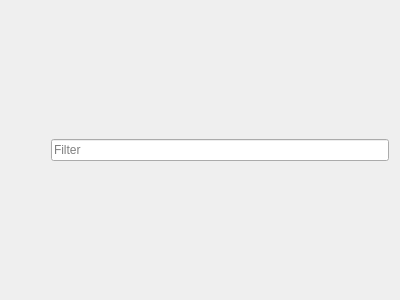
This is smallWidgets/FilterWidget.ui in Komet/MediaElch as Qt 5 draws it before an edit. The edited form follows.
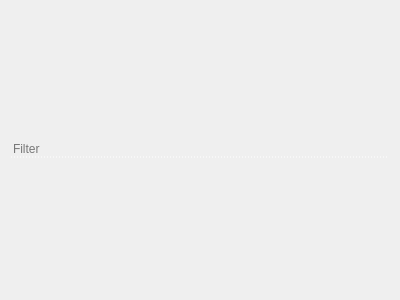
This is the edited form. Custom widgets are drawn as their Qt base class.

Commit message: New base layout (navbar, moviewidget)

Patch:
```diff
--- a/smallWidgets/FilterWidget.ui
+++ b/smallWidgets/FilterWidget.ui
@@ -10,43 +10,16 @@
     <height>300</height>
    </rect>
   </property>
-  <property name="sizePolicy">
-   <sizepolicy hsizetype="Expanding" vsizetype="Preferred">
-    <horstretch>0</horstretch>
-    <verstretch>0</verstretch>
-   </sizepolicy>
+  <property name="styleSheet">
+   <string notr="true">QLineEdit {
+	border: 0;
+	background-color: transparent;
+	border-bottom: 1px dotted #ffffff;
+}</string>
   </property>
-  <property name="windowTitle">
-   <string>Form</string>
-  </property>
-  <layout class="QHBoxLayout" name="horizontalLayout" stretch="0,1">
-   <item>
-    <spacer name="horizontalSpacer">
-     <property name="orientation">
-      <enum>Qt::Horizontal</enum>
-     </property>
-     <property name="sizeHint" stdset="0">
-      <size>
-       <width>40</width>
-       <height>20</height>
-      </size>
-     </property>
-    </spacer>
-   </item>
+  <layout class="QHBoxLayout" name="horizontalLayout" stretch="1">
    <item>
     <widget class="MyLineEdit" name="lineEdit">
-     <property name="minimumSize">
-      <size>
-       <width>100</width>
-       <height>0</height>
-      </size>
-     </property>
-     <property name="maximumSize">
-      <size>
-       <width>400</width>
-       <height>16777215</height>
-      </size>
-     </property>
      <property name="placeholderText">
       <string>Filter</string>
      </property>
```
The commit also changes 21 other files.
